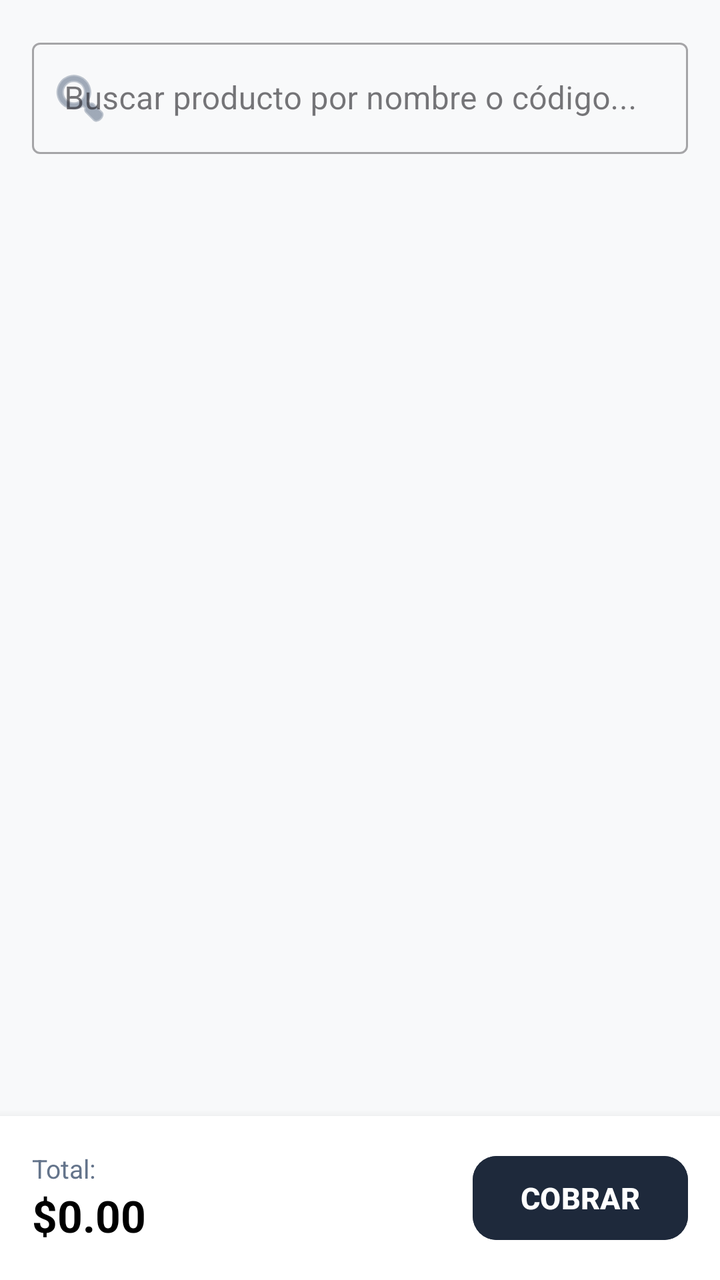
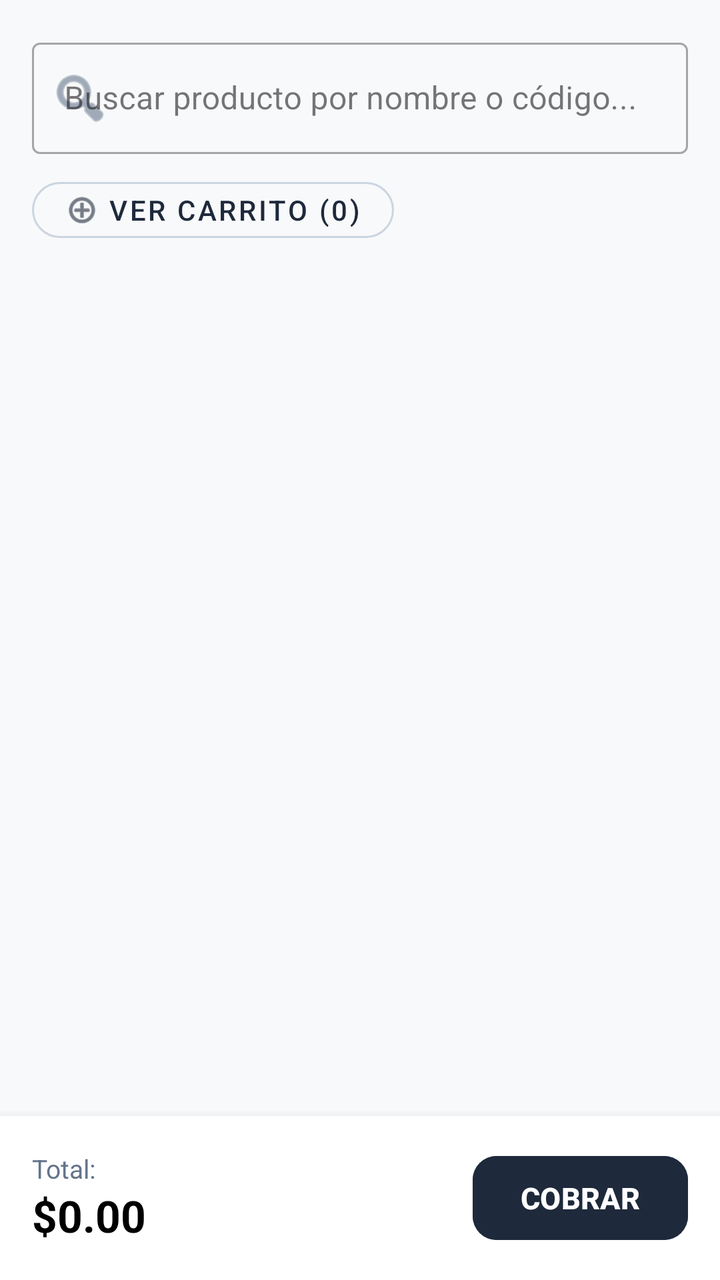

Two renders of the same Android screen: before a commit and after it. Below are the layout's source before the change and the commit's diff.
<!-- AndroidManifest.xml: application theme Theme.DAJHO -->
<!-- res/layout/fragment_venta.xml -->
<?xml version="1.0" encoding="utf-8"?>
<androidx.constraintlayout.widget.ConstraintLayout xmlns:android="http://schemas.android.com/apk/res/android"
    xmlns:app="http://schemas.android.com/apk/res-auto"
    xmlns:tools="http://schemas.android.com/tools"
    android:id="@+id/main"
    android:layout_width="match_parent"
    android:layout_height="match_parent"
    android:background="#F8F9FA"
    tools:context=".VentaFragment">

    
    <com.google.android.material.textfield.TextInputLayout
        android:id="@+id/tilSearch"
        style="@style/Widget.MaterialComponents.TextInputLayout.OutlinedBox"
        android:layout_width="0dp"
        android:layout_height="wrap_content"
        android:layout_margin="16dp"
        android:hint="Buscar producto por nombre o código..."
        app:startIconDrawable="@android:drawable/ic_menu_search"
        app:startIconTint="#64748B"
        app:layout_constraintTop_toTopOf="parent"
        app:layout_constraintStart_toStartOf="parent"
        app:layout_constraintEnd_toEndOf="parent">

        <com.google.android.material.textfield.TextInputEditText
            android:id="@+id/etSearch"
            android:layout_width="match_parent"
            android:layout_height="wrap_content"
            android:inputType="text"
            android:maxLines="1" />

    </com.google.android.material.textfield.TextInputLayout>

    
    <androidx.recyclerview.widget.RecyclerView
        android:id="@+id/rvCarrito"
        android:layout_width="0dp"
        android:layout_height="0dp"
        android:layout_marginTop="8dp"
        android:paddingHorizontal="16dp"
        android:clipToPadding="false"
        app:layout_constraintTop_toBottomOf="@id/tilSearch"
        app:layout_constraintBottom_toTopOf="@id/bottomCheckoutBar"
        app:layout_constraintStart_toStartOf="parent"
        app:layout_constraintEnd_toEndOf="parent" />

    
    <com.google.android.material.card.MaterialCardView
        android:id="@+id/bottomCheckoutBar"
        android:layout_width="match_parent"
        android:layout_height="wrap_content"
        app:cardBackgroundColor="@android:color/white"
        app:cardElevation="8dp"
        app:strokeWidth="0dp"
        app:cardCornerRadius="0dp"
        app:layout_constraintBottom_toBottomOf="parent"
        app:layout_constraintStart_toStartOf="parent"
        app:layout_constraintEnd_toEndOf="parent">

        <LinearLayout
            android:layout_width="match_parent"
            android:layout_height="wrap_content"
            android:orientation="horizontal"
            android:gravity="center_vertical"
            android:padding="16dp">

            <LinearLayout
                android:layout_width="0dp"
                android:layout_height="wrap_content"
                android:layout_weight="1"
                android:orientation="vertical">

                <TextView
                    android:layout_width="wrap_content"
                    android:layout_height="wrap_content"
                    android:text="Total:"
                    android:textColor="#64748B"
                    android:textSize="13sp" />

                <TextView
                    android:id="@+id/tvTotal"
                    android:layout_width="wrap_content"
                    android:layout_height="wrap_content"
                    android:text="$0.00"
                    android:textColor="@android:color/black"
                    android:textSize="22sp"
                    android:textStyle="bold" />
            </LinearLayout>

            <com.google.android.material.button.MaterialButton
                android:id="@+id/btnCobrar"
                android:layout_width="wrap_content"
                android:layout_height="50dp"
                android:backgroundTint="#1E293B"
                android:text="COBRAR"
                android:textColor="@android:color/white"
                android:textSize="15sp"
                android:textStyle="bold"
                android:paddingHorizontal="24dp"
                app:cornerRadius="12dp" />

        </LinearLayout>

    </com.google.android.material.card.MaterialCardView>

</androidx.constraintlayout.widget.ConstraintLayout>
<!-- resources referenced by this layout -->
<resources>
  <style name="Theme.DAJHO" parent="Base.Theme.DAJHO" />
  <style name="Base.Theme.DAJHO" parent="Theme.Material3.DayNight.NoActionBar">
          
          
      </style>
</resources>

<!-- the commit's change to res/layout/fragment_venta.xml (unified diff, before → after) -->
@@ -32,6 +32,23 @@
     </com.google.android.material.textfield.TextInputLayout>
 
     
+    <com.google.android.material.button.MaterialButton
+        android:id="@+id/btnVerCarrito"
+        style="@style/Widget.MaterialComponents.Button.OutlinedButton"
+        android:layout_width="wrap_content"
+        android:layout_height="40dp"
+        android:layout_marginStart="16dp"
+        android:layout_marginTop="8dp"
+        android:text="Ver Carrito (0)"
+        android:textColor="#1E293B"
+        app:icon="@android:drawable/ic_menu_add"
+        app:iconTint="#1E293B"
+        app:cornerRadius="20dp"
+        app:strokeColor="#CBD5E1"
+        app:layout_constraintTop_toBottomOf="@id/tilSearch"
+        app:layout_constraintStart_toStartOf="parent" />
+
+    
     <androidx.recyclerview.widget.RecyclerView
         android:id="@+id/rvCarrito"
         android:layout_width="0dp"
@@ -39,7 +56,7 @@
         android:layout_marginTop="8dp"
         android:paddingHorizontal="16dp"
         android:clipToPadding="false"
-        app:layout_constraintTop_toBottomOf="@id/tilSearch"
+        app:layout_constraintTop_toBottomOf="@id/btnVerCarrito"
         app:layout_constraintBottom_toTopOf="@id/bottomCheckoutBar"
         app:layout_constraintStart_toStartOf="parent"
         app:layout_constraintEnd_toEndOf="parent" />
@@ -96,7 +113,6 @@
                 android:textColor="@android:color/white"
                 android:textSize="15sp"
                 android:textStyle="bold"
-                android:paddingHorizontal="24dp"
                 app:cornerRadius="12dp" />
 
         </LinearLayout>
